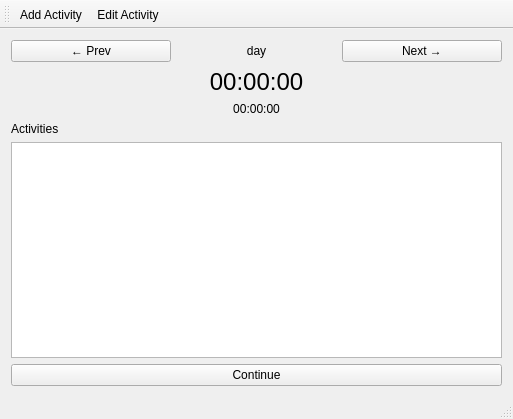
Old version of the form src/TimeTracker/mainwindow.ui in the repository miere43/jatt.
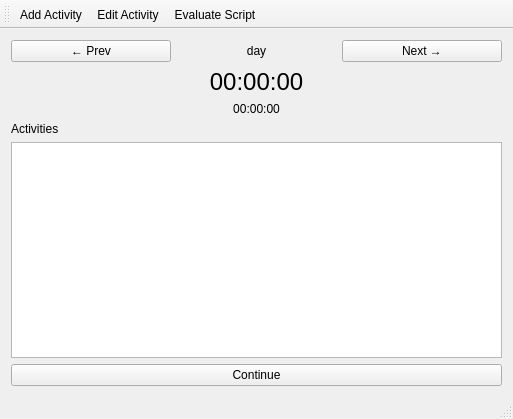
New version of the form.

Commit message: Local time bugfixes, 'Evaluate Script' menu item

```diff
--- a/src/TimeTracker/mainwindow.ui
+++ b/src/TimeTracker/mainwindow.ui
@@ -133,6 +133,7 @@
    </attribute>
    <addaction name="addActivityAction"/>
    <addaction name="editActivityAction"/>
+   <addaction name="evalScriptAction"/>
   </widget>
   <widget class="QStatusBar" name="statusBar"/>
   <action name="newSessionAction">
@@ -194,6 +195,11 @@
     <string>joinNextActivity</string>
    </property>
   </action>
+  <action name="evalScriptAction">
+   <property name="text">
+    <string>Evaluate Script</string>
+   </property>
+  </action>
  </widget>
  <layoutdefault spacing="6" margin="11"/>
  <resources/>
```
The commit also changes 9 other files.
